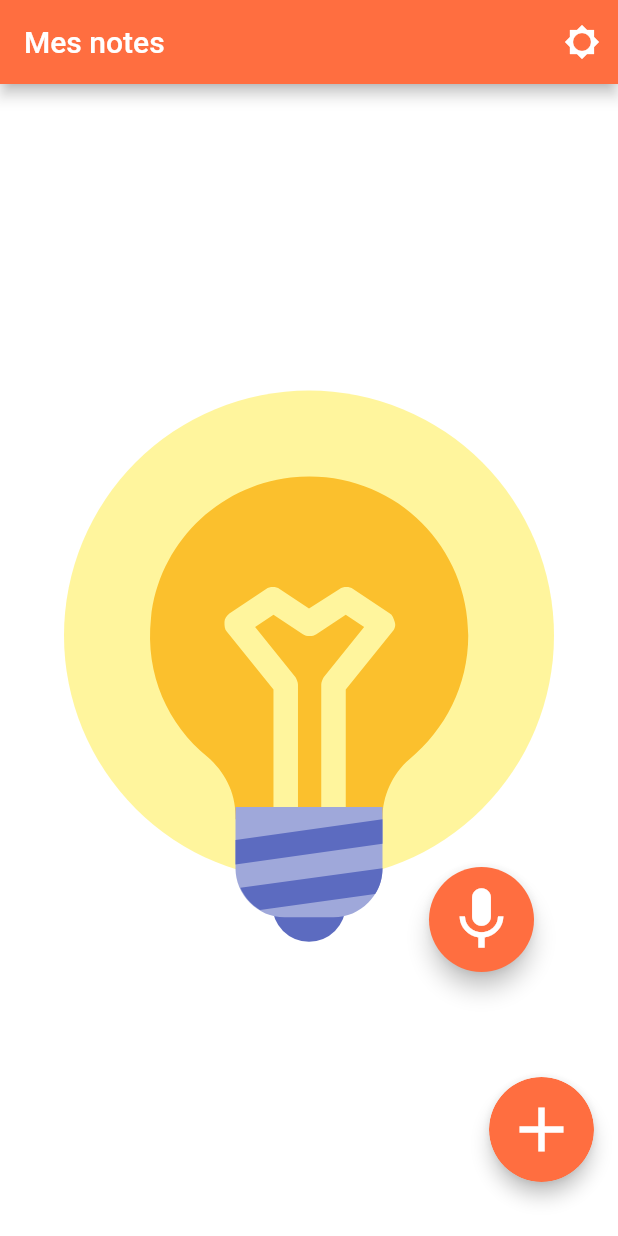
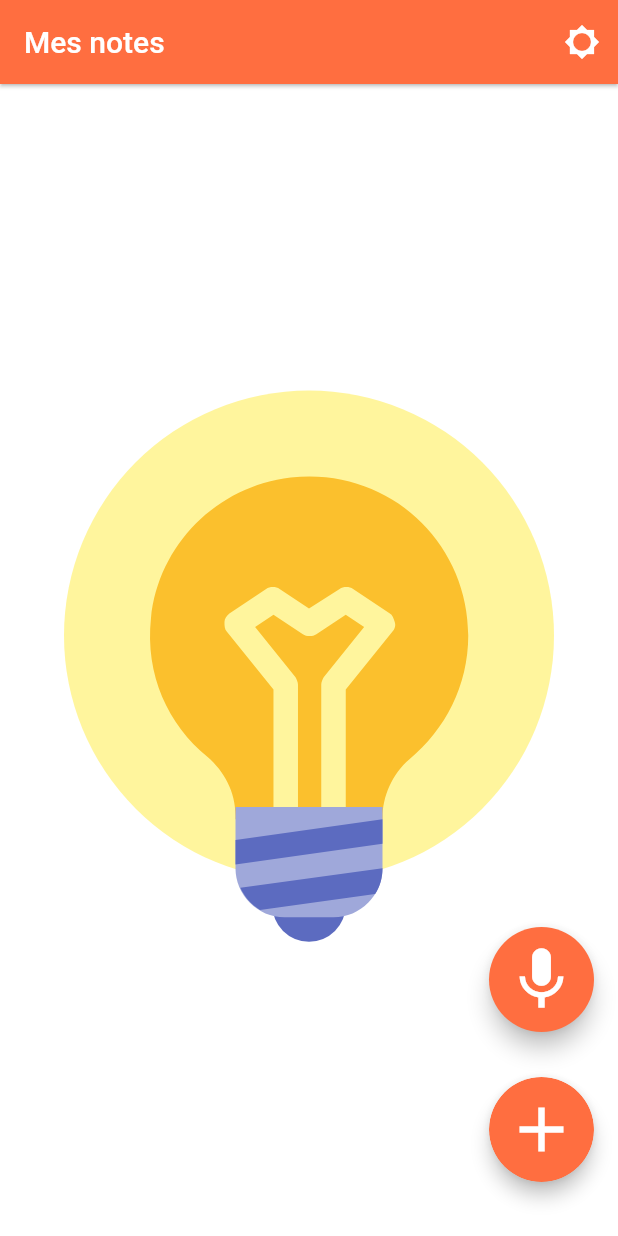
Before and after one commit to CorentinMAG/Flutter-TODOAPP, a Flutter app: the screen it shows after launch, after a tap on the "mic none" icon, on a phone screen of 412 x 824 dp. Run offline on Flutter 3.47's test engine with Material 2 defaults, Android fonts, the phone set to English and light mode, and no system bars; drawn by our look-alikes of avatar_glow; our stand-ins replace flutter_svg, rxdart, speech_to_text, sqflite; accounts and stored records are empty.

Commit message:
finition screen note & commencement screen task & amélioration architecture

```diff
--- a/lib/blocs/note_bloc.dart
+++ b/lib/blocs/note_bloc.dart
@@ -1,5 +1,5 @@
 import 'package:mytodoapp/models/note.dart';
-import 'package:mytodoapp/repositories/note_repository.dart';
+import 'package:mytodoapp/repositories/repository.dart';
 import 'package:rxdart/rxdart.dart';
 
 class NotesBloc {
--- a/lib/models/note.dart
+++ b/lib/models/note.dart
@@ -12,14 +12,16 @@ class Note extends Object {
 
   @override
   String toString() {
-    return "{id: ${this.id},"
+    return "{"
+        "id: ${this.id},"
         "date: ${this.date},"
         "content: ${this.content},"
         "title: ${this.title},"
         "isArchived: ${this.isArchived},"
         "isImportant: ${this.isImportant},"
         "isSelected: ${this.isSelected},"
-        "color: ${this.color},";
+        "color: ${this.color},"
+        "}";
   }
 
   Note.fromJson(Map<String, dynamic> json)
--- a/lib/models/task.dart
+++ b/lib/models/task.dart
@@ -0,0 +1,55 @@
+import 'package:flutter/material.dart';
+
+class Task {
+  int id;
+  String date;
+  String content;
+  int isAlarm;
+  int isTicked;
+
+  Task({
+    id,
+    date,
+    @required this.content,
+    this.isAlarm,
+    this.isTicked,
+  })  : date = date ?? DateTime.now().toString(),
+        id = id ?? 0;
+
+  @override
+  String toString() {
+    return "{"
+        "id: ${this.id},"
+        "date: ${this.date},"
+        "content: ${this.content},"
+        "isAlarm: ${this.isAlarm},"
+        "isTicked: ${this.isTicked},"
+        "}";
+  }
+
+  Task.fromJson(Map<String, dynamic> json)
+      : id = json['id'],
+        date = json['date'],
+        content = json['content'],
+        isAlarm = json['isAlarm'],
+        isTicked = json['isTicked'];
+
+  Map<String, dynamic> toMap() {
+    return {
+      'content': content,
+      'date': date,
+      'isAlarm': isAlarm,
+      'isTicked': isTicked
+    };
+  }
+
+  Map<String, dynamic> toJson() {
+    return {
+      'id': id,
+      'date': date,
+      'content': content,
+      'isAlarm': isAlarm,
+      'isTicked': isTicked
+    };
+  }
+}
--- a/lib/persistance/database.dart
+++ b/lib/persistance/database.dart
@@ -23,7 +23,7 @@ class DBProvider {
   }
 
   Future initDB(Database database, int version) async {
-    return await database.execute('CREATE TABLE note('
+    await database.execute('CREATE TABLE note('
         'id INTEGER PRIMARY KEY AUTOINCREMENT,'
         'date TEXT,'
         'title TEXT,'
@@ -32,10 +32,17 @@ class DBProvider {
         'isImportant int,'
         'isSelected int,'
         'color int)');
+    await database.execute('CREATE TABLE task('
+        'id INTEGER PRIMARY KEY AUTOINCREMENT,'
+        'date TEXT,'
+        'content TEXT,'
+        'isAlarm int,'
+        'isTicked int)');
   }
 
   Future onUpgrade(Database database, int oldVersion, int newVersion) async {
     await database.execute('DROP TABLE note');
+    await database.execute('DROP TABLE task');
     await initDB(database, newVersion);
   }
 }
--- a/lib/screens/note_screen.dart
+++ b/lib/screens/note_screen.dart
@@ -1,16 +1,11 @@
-import 'package:animations/animations.dart';
-import 'package:avatar_glow/avatar_glow.dart';
 import 'package:flutter/material.dart';
 import 'package:flutter_svg/svg.dart';
 import 'package:mytodoapp/blocs/note_bloc.dart';
-import 'package:mytodoapp/models/appStateModifier.dart';
 import 'package:mytodoapp/models/note.dart';
 import 'package:mytodoapp/screens/create_note_screen.dart';
+import 'package:mytodoapp/widgets/floatting_buttons.dart';
 import 'package:mytodoapp/widgets/my_app_bar.dart';
 import 'package:mytodoapp/widgets/my_grid_note.dart';
-import 'package:provider/provider.dart';
-import 'package:mytodoapp/widgets/my_floating_button.dart';
-import 'package:speech_to_text/speech_to_text.dart';
 
 class NoteScreen extends StatefulWidget {
   const NoteScreen({Key key}) : super(key: key);
@@ -21,15 +16,6 @@ class NoteScreen extends StatefulWidget {
 class _NoteScreenState extends State<NoteScreen> {
   List<Note> selectedNote = [];
   NotesBloc _noteBloc = NotesBloc();
-  SpeechToText _speech;
-  bool _isListening = false;
-  String _text;
-
-  @override
-  void initState() {
-    _speech = SpeechToText();
-    super.initState();
-  }
 
   @override
   void didChangeDependencies() {
@@ -56,32 +42,6 @@ class _NoteScreenState extends State<NoteScreen> {
     setState(() {
       selectedNote.clear();
     });
-  }
-
-  Future<void> _listen() async {
-    if (!_isListening) {
-      bool available = await _speech.initialize(
-        onStatus: (val) => print('onStatus: $val'),
-        onError: (val) => print('onError: $val'),
-      );
-      if (available) {
-        setState(() {
-          _isListening = true;
-        });
-        _speech.listen(
-            onResult: (val) => setState(() {
-                  _text = val.recognizedWords;
-                  print(_text);
-                }));
-      }
-    } else {
-      setState(
-        () {
-          _isListening = false;
-          _speech.stop();
-        },
-      );
-    }
   }
 
   @override
@@ -133,61 +93,7 @@ class _NoteScreenState extends State<NoteScreen> {
           },
         ),
       ),
-      floatingActionButton: Stack(
-        children: [
-          Positioned(
-              bottom: 120.0,
-              right: 0,
-              child: AvatarGlow(
-                animate: _isListening,
-                glowColor: Colors.deepOrange,
-                endRadius: 75.0,
-                duration: const Duration(milliseconds: 2000),
-                repeatPauseDuration: const Duration(milliseconds: 100),
-                repeat: true,
-                child: MyFloatingButton(
-                  heroTag: "Voice",
-                  icon: _isListening ? Icons.mic : Icons.mic_none,
-                  onPressed: () => _listen(),
-                  color: Colors.white,
-                ),
-              )),
-          Positioned(
-              bottom: 20.0,
-              right: 0,
-              child: _myOpenContainer(context, _noteBloc)),
-        ],
-      ),
+      floatingActionButton: FloattingButtons(noteBloc: _noteBloc, isNote: true),
     );
   }
 }
-
-Widget _myOpenContainer(context, _noteBloc) {
-  return OpenContainer(
-    transitionType: ContainerTransitionType.fade,
-    closedElevation: 5.0,
-    closedShape: const RoundedRectangleBorder(
-      borderRadius: BorderRadius.all(Radius.circular(35.0)),
-    ),
-    closedColor:
-        Provider.of<AppStateNotifier>(context, listen: false).isDarkMode
-            ? Colors.black
-            : Colors.white,
-    transitionDuration: Duration(milliseconds: 500),
-    closedBuilder: (BuildContext context, VoidCallback action) =>
-        MyFloatingButton(
-      icon: Icons.add,
-      color: Colors.white,
-      onPressed: () => action(),
-    ),
-    openElevation: 5.0,
-    openColor: Provider.of<AppStateNotifier>(context, listen: false).isDarkMode
-        ? Colors.black
-        : Colors.white,
-    openShape: const RoundedRectangleBorder(
-      borderRadius: BorderRadius.all(Radius.circular(0.0)),
-    ),
-    openBuilder: (BuildContext context, _) => CreateNote(bloc: _noteBloc),
-    tappable: false,
-  );
-}
--- a/lib/screens/tasks_screen.dart
+++ b/lib/screens/tasks_screen.dart
@@ -1,5 +1,6 @@
 import 'package:flutter/material.dart';
 import 'package:flutter_svg/svg.dart';
+import 'package:mytodoapp/widgets/floatting_buttons.dart';
 import 'package:mytodoapp/widgets/my_app_bar.dart';
 
 class TaskScreen extends StatefulWidget {
@@ -27,6 +28,9 @@ class _TaskScreenState extends State<TaskScreen> {
           ),
         ),
       ),
+      floatingActionButton: FloattingButtons(
+        isNote: false,
+      ),
     );
   }
 }
--- a/lib/themes/appTheme.dart
+++ b/lib/themes/appTheme.dart
@@ -2,6 +2,7 @@ import 'package:flutter/material.dart';
 
 class AppTheme {
   static final ThemeData lightTheme = ThemeData(
+    accentColor: Colors.white70,
     scaffoldBackgroundColor: Colors.white,
     appBarTheme: AppBarTheme(
       color: Colors.deepOrangeAccent,
@@ -12,7 +13,7 @@ class AppTheme {
     colorScheme: ColorScheme.light(
       primary: Colors.white,
       onPrimary: Colors.white,
-      primaryVariant: Colors.blue,
+      primaryVariant: Colors.black,
       secondary: Colors.deepOrangeAccent,
     ),
     cardTheme: CardTheme(
@@ -34,6 +35,7 @@ class AppTheme {
   );
 
   static final ThemeData darkTheme = ThemeData(
+    accentColor: Colors.black,
     scaffoldBackgroundColor: Colors.black,
     appBarTheme: AppBarTheme(
       color: Colors.deepOrangeAccent,
--- /dev/null
+++ b/lib/widgets/floatting_buttons.dart
@@ -0,0 +1,138 @@
+import 'package:animations/animations.dart';
+import 'package:flutter/material.dart';
+import 'package:mytodoapp/blocs/note_bloc.dart';
+import 'package:mytodoapp/models/appStateModifier.dart';
+import 'package:mytodoapp/models/note.dart';
+import 'package:mytodoapp/screens/create_note_screen.dart';
+import 'package:mytodoapp/widgets/my_floating_button.dart';
+import 'package:provider/provider.dart';
+import 'package:speech_to_text/speech_to_text.dart';
+
+class FloattingButtons extends StatefulWidget {
+  final NotesBloc noteBloc;
+  final bool isNote;
+
+  const FloattingButtons({Key key, this.noteBloc, this.isNote})
+      : super(key: key);
+
+  @override
+  _FloattingButtonsState createState() => _FloattingButtonsState();
+}
+
+class _FloattingButtonsState extends State<FloattingButtons> {
+  SpeechToText _speech;
+  bool _isListening = false;
+  String _text;
+
+  @override
+  void initState() {
+    _speech = SpeechToText();
+    super.initState();
+  }
+
+  Future<void> _listen() async {
+    if (!_isListening) {
+      bool available = await _speech.initialize(
+        onStatus: (val) => print('onStatus: $val'),
+        onError: (val) => print('onError: $val'),
+      );
+      if (available) {
+        setState(() {
+          _isListening = true;
+        });
+        _speech.listen(
+          onResult: (val) => setState(
+            () {
+              _text = val.recognizedWords;
+            },
+          ),
+        );
+      }
+    } else {
+      setState(
+        () {
+          _isListening = false;
+          _speech.stop();
+          if (widget.isNote) {
+            final note = Note(
+                content: _text, isArchived: 0, isImportant: 0, isSelected: 0);
+            widget.noteBloc.addNote(note);
+            showModalBottomSheet(
+                context: context, builder: (ctx) => _buildBottom(ctx, _text));
+          }
+        },
+      );
+    }
+  }
+
+  Container _buildBottom(context, text) {
+    return Container(
+      height: 300.0,
+      padding: EdgeInsets.all(8.0),
+      decoration: BoxDecoration(
+        border: Border.all(color: Colors.deepOrange, width: 2.0),
+        borderRadius: BorderRadius.circular(8.0),
+      ),
+      child: Text(text),
+    );
+  }
+
+  @override
+  Widget build(BuildContext context) {
+    return Stack(
+      children: [
+        Positioned(
+          bottom: 120.0,
+          right: 0.0,
+          child: MyFloatingButton(
+            heroTag: "Voice",
+            icon: _isListening ? Icons.mic : Icons.mic_none,
+            onPressed: _listen,
+            color: Colors.white,
+          ),
+        ),
+        Positioned(
+          bottom: 20.0,
+          right: 0.0,
+          child: widget.isNote
+              ? _myOpenContainer(context, widget.noteBloc)
+              : MyFloatingButton(
+                  heroTag: "Task",
+                  icon: Icons.add,
+                  color: Colors.white,
+                ),
+        )
+      ],
+    );
+  }
+}
+
+Widget _myOpenContainer(context, noteBloc) {
+  return OpenContainer(
+    transitionType: ContainerTransitionType.fade,
+    closedElevation: 5.0,
+    closedShape: const RoundedRectangleBorder(
+      borderRadius: BorderRadius.all(Radius.circular(35.0)),
+    ),
+    closedColor:
+        Provider.of<AppStateNotifier>(context, listen: false).isDarkMode
+            ? Colors.black
+            : Colors.white,
+    transitionDuration: Duration(milliseconds: 500),
+    closedBuilder: (BuildContext context, VoidCallback action) =>
+        MyFloatingButton(
+      icon: Icons.add,
+      color: Colors.white,
+      onPressed: () => action(),
+    ),
+    openElevation: 5.0,
+    openColor: Provider.of<AppStateNotifier>(context, listen: false).isDarkMode
+        ? Colors.black
+        : Colors.white,
+    openShape: const RoundedRectangleBorder(
+      borderRadius: BorderRadius.all(Radius.circular(0.0)),
+    ),
+    openBuilder: (BuildContext context, _) => CreateNote(bloc: noteBloc),
+    tappable: false,
+  );
+}
--- a/lib/widgets/my_app_bar.dart
+++ b/lib/widgets/my_app_bar.dart
@@ -21,6 +21,7 @@ class _MyAppBarState extends State<MyAppBar> {
   @override
   Widget build(BuildContext context) {
     return AppBar(
+      elevation: 1,
       title: Text(widget.title),
       actions: [
         IconButton(
```
Also changed, not shown: lib/blocs/task_bloc.dart (added, +42 -0 lines), lib/providers/task_provider.dart (added, +53 -0 lines), lib/repositories/repository.dart (renamed from lib/repositories/note_repository.dart, +11 -0 lines), lib/screens/create_note_screen.dart (+6 -2 lines).
